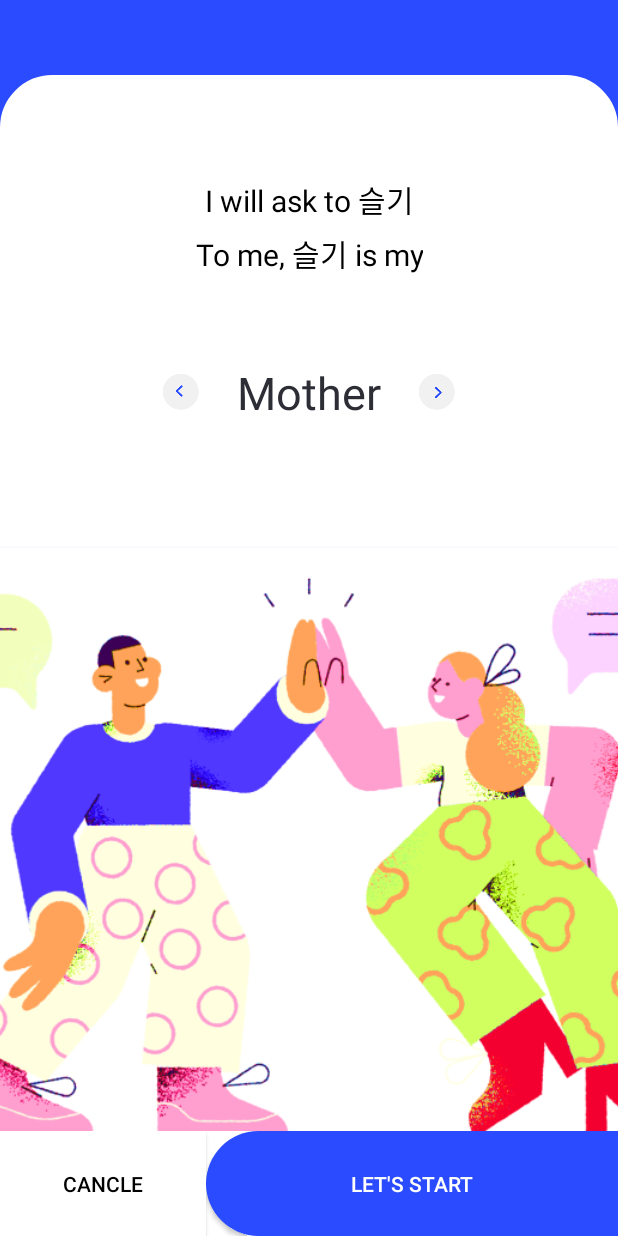
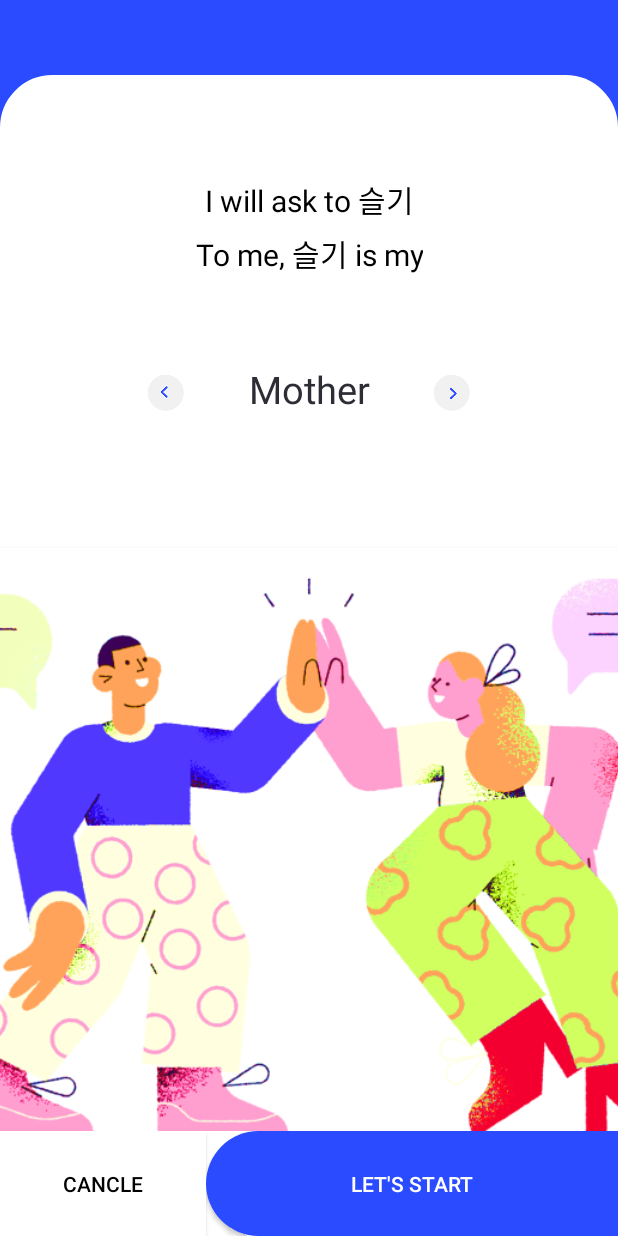
Before and after one commit to mash-up-kr/nnaa-android, an Android app: the SelectRelationActivity screen opened directly, with no data from a screen before it, on a phone screen of 412 x 824 dp. Run offline under Robolectric (Android 15) with nearby library versions, the phone set to English and light mode, and no system bars; network calls fail.

Commit message:
Mod : modify the width of textview(id : type of friend)

```diff
--- a/app/src/main/res/layout/activity_select_relation.xml
+++ b/app/src/main/res/layout/activity_select_relation.xml
@@ -48,14 +48,14 @@
 
             <TextView
                 android:id="@+id/type_of_friend"
-                android:layout_width="120dp"
+                android:layout_width="140dp"
                 android:layout_height="wrap_content"
                 android:layout_marginLeft="5dp"
                 android:layout_marginRight="5dp"
                 android:text="@string/mother"
                 android:textAlignment="center"
                 android:textColor="#2d2e35"
-                android:textSize="30sp" />
+                android:textSize="25sp" />
 
             <ImageButton
                 android:id="@+id/rel_btn_r"
```
